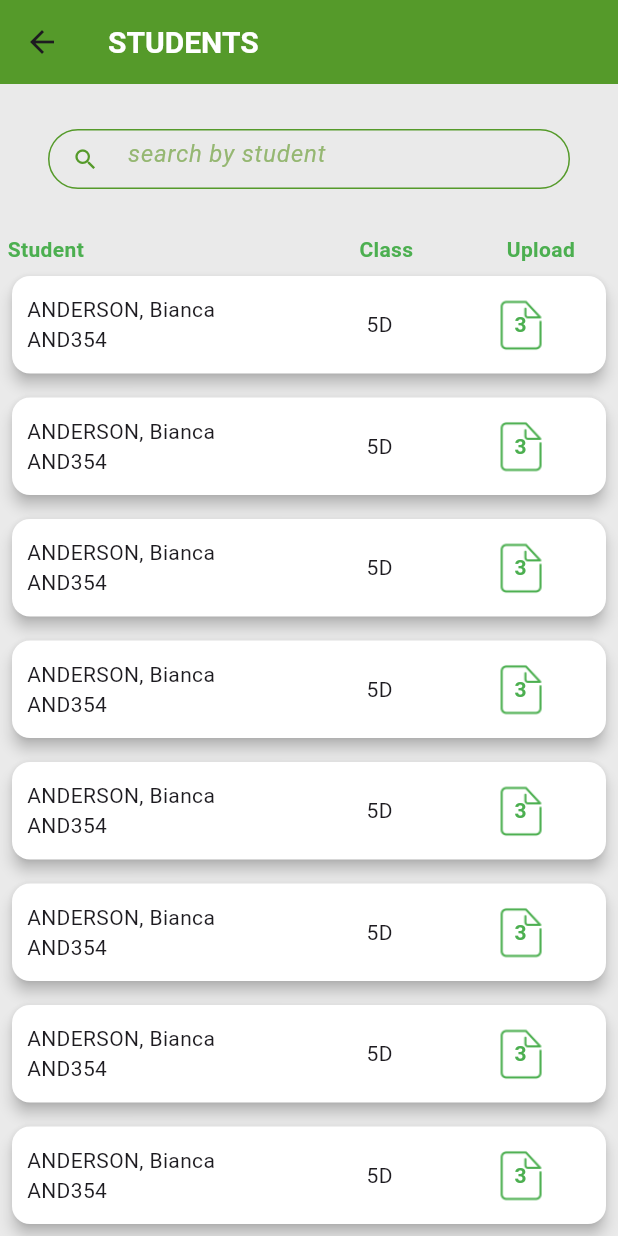
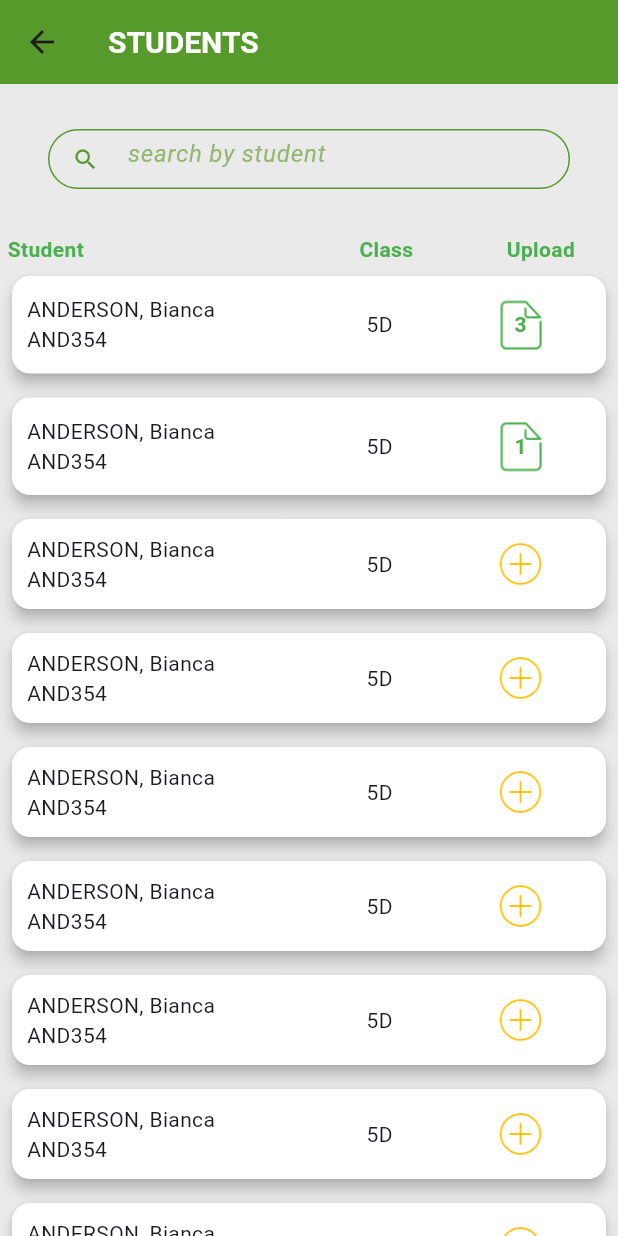
Before and after one commit to tungleswin/TAP-MG1-Scriibi, a Flutter app: the StudentListScreen screen opened directly, on a phone screen of 412 x 824 dp. Run offline on Flutter 3.47's test engine with Material 3 defaults, Android fonts, the phone set to English and light mode, and no system bars.

Commit message:
fix bug the view for the number of uploaded file

```diff
--- a/scriibi_app/lib/constants/test_student.dart
+++ b/scriibi_app/lib/constants/test_student.dart
@@ -1,16 +1,18 @@
 import 'package:scriibi_app/src/models/student.dart';
 
-const sampleStudents = [
+List<Student> sampleStudents = [
   Student(
       firstName: "Bianca",
       lastName: "Anderson",
       className: "5D",
-      studentID: "354"),
+      studentID: "354",
+      fileNames: ['verion 1', 'version 2', 'version 3']),
   Student(
       firstName: "Bianca",
       lastName: "Anderson",
       className: "5D",
-      studentID: "354"),
+      studentID: "354",
+      fileNames: ['version 1']),
   Student(
       firstName: "Bianca",
       lastName: "Anderson",
--- a/scriibi_app/lib/src/features/students_list/widgets/student_card_widget.dart
+++ b/scriibi_app/lib/src/features/students_list/widgets/student_card_widget.dart
@@ -1,13 +1,18 @@
 import 'package:flutter/material.dart';
 import 'package:scriibi_app/src/models/student.dart';
 
-class StudentCard extends StatelessWidget {
+class StudentCard extends StatefulWidget {
   // constructors
   const StudentCard({super.key, required this.studentData});
 
   // variables
   final Student studentData;
 
+  @override
+  State<StudentCard> createState() => _StudentCardState();
+}
+
+class _StudentCardState extends State<StudentCard> {
   @override
   Widget build(BuildContext context) {
     return Card(
@@ -25,8 +30,8 @@ class StudentCard extends StatelessWidget {
                   child: Column(
                     crossAxisAlignment: CrossAxisAlignment.start,
                     children: [
-                      Text(studentData.fullName),
-                      Text(studentData.subtitle),
+                      Text(widget.studentData.fullName),
+                      Text(widget.studentData.subtitle),
                     ],
                   )),
             ),
@@ -34,24 +39,35 @@ class StudentCard extends StatelessWidget {
               flex: 1,
               child: Container(
                   alignment: Alignment.center,
-                  child: Text(studentData.className)),
+                  child: Text(widget.studentData.className)),
             ),
             Expanded(
               flex: 1,
               child: Stack(
                 children: [
+                  if (widget.studentData.fileNames.isNotEmpty)
                     Container(
                       height: 45,
                       alignment: Alignment.center,
                       child: Text(
-                      '3', // Number of file uploaded
+                        '${widget.studentData.fileNames.length}', // Number of file uploaded
                         style: TextStyle(
                           fontWeight: FontWeight.bold,
                           color: Colors.green,
                         ),
                       ),
                     ),
+                  if (widget.studentData.fileNames.isEmpty)
+                    Container(
+                      alignment: Alignment.center,
+                      child: Image.asset(
+                        'assets/icons-plus.png',
+                        width: 30,
+                        color: Colors.amber,
+                      ),
+                    ),
                   // The frame for number of documents uploaded
+                  if (widget.studentData.fileNames.isNotEmpty)
                     Container(
                       alignment: Alignment.center,
                       child: Image.asset(
--- a/scriibi_app/lib/src/models/student.dart
+++ b/scriibi_app/lib/src/models/student.dart
@@ -2,11 +2,12 @@ import 'dart:ui';
 
 class Student {
   // constructors
-  const Student({
+  Student({
     required this.firstName,
     required this.lastName,
     required this.className,
     required this.studentID,
+    this.fileNames = const [],
   });
 
   // getter
@@ -27,4 +28,6 @@ class Student {
   final String lastName;
   final String className;
   final String studentID;
+  final List<String> fileNames;
+  bool isExpanded = false;
 }
```
Also changed, not shown: scriibi_app/lib/src/features/log_in/login_state.dart (deleted, +0 -45 lines), scriibi_app/lib/src/features/log_in/login_validation.dart (deleted). Lines whose indentation alone changed are shown as unchanged.
